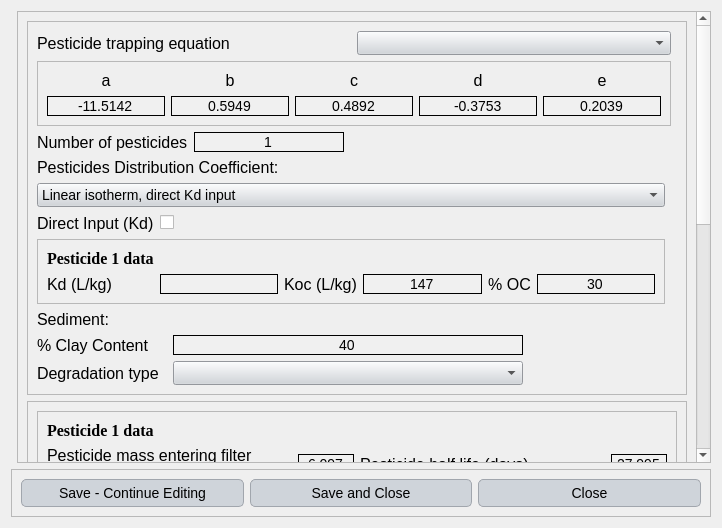
Old version of the form Source_code/ui/water_quality.ui in the repository Inigobarbe/VFSMOD-GUI.
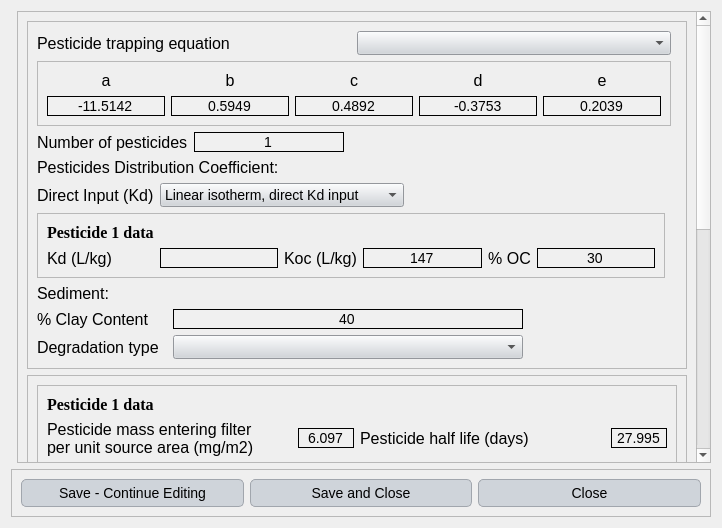
New version of the form.

Patch:
```diff
--- a/Source_code/ui/water_quality.ui
+++ b/Source_code/ui/water_quality.ui
@@ -161,7 +161,7 @@
         <x>0</x>
         <y>0</y>
         <width>679</width>
-        <height>976</height>
+        <height>950</height>
        </rect>
       </property>
       <layout class="QGridLayout" name="gridLayout_7">
@@ -1021,10 +1021,22 @@
              </widget>
             </item>
             <item>
-             <widget class="QCheckBox" name="check_direct">
-              <property name="text">
-               <string/>
-              </property>
+             <widget class="QComboBox" name="check_direct_combo">
+              <item>
+               <property name="text">
+                <string>Linear isotherm, direct Kd input</string>
+               </property>
+              </item>
+              <item>
+               <property name="text">
+                <string>Linear isotherm, Koc + %OC input</string>
+               </property>
+              </item>
+              <item>
+               <property name="text">
+                <string>Freundlich isotherm</string>
+               </property>
+              </item>
              </widget>
             </item>
             <item>
@@ -1042,25 +1054,6 @@
             </item>
            </layout>
           </item>
-          <item row="4" column="0">
-           <widget class="QComboBox" name="check_direct_combo">
-            <item>
-             <property name="text">
-              <string>Linear isotherm, direct Kd input</string>
-             </property>
-            </item>
-            <item>
-             <property name="text">
-              <string>Linear isotherm, Koc + %OC input</string>
-             </property>
-            </item>
-            <item>
-             <property name="text">
-              <string>Freundlich isotherm</string>
-             </property>
-            </item>
-           </widget>
-          </item>
          </layout>
         </widget>
        </item>
```
